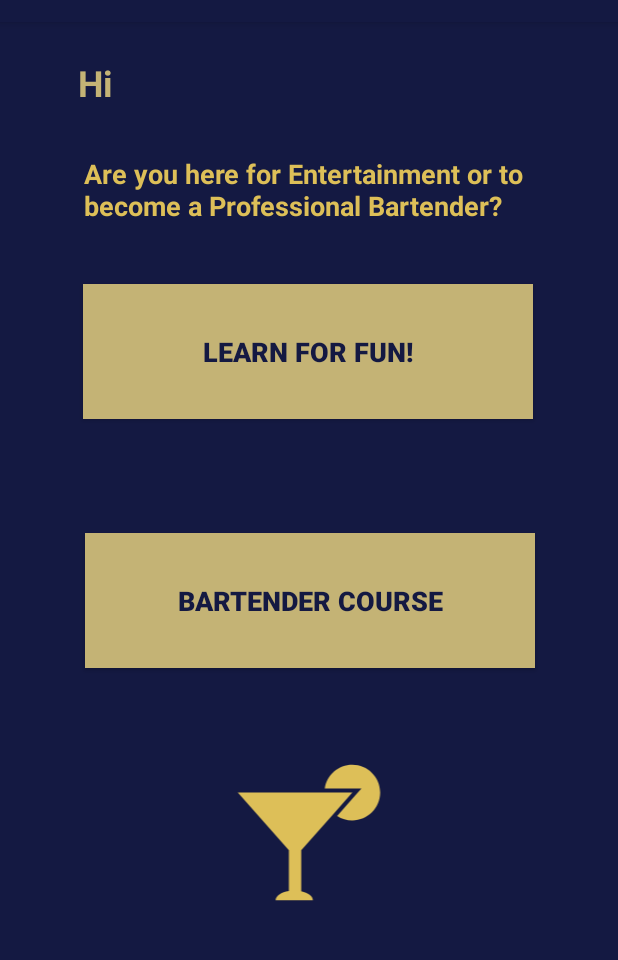
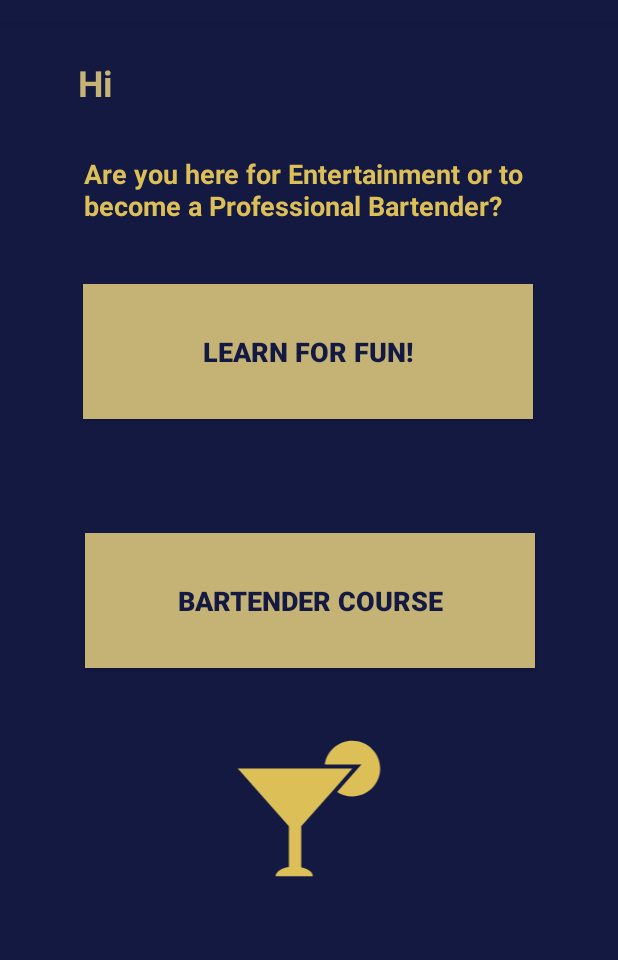
Before and after one commit to lunaCao123/GroupApp, an Android app: the ChooseUserTypeActivity screen opened directly, with no data from a screen before it, on a phone screen of 412 x 824 dp, the part 62-1022 px from its top. Run offline under Robolectric (Android 15) with nearby library versions, the phone set to English and light mode, and no system bars.

Commit message:
added some colour codes

```diff
--- a/BarBootCamp1/app/src/main/res/layout/activity_choose_user_type.xml
+++ b/BarBootCamp1/app/src/main/res/layout/activity_choose_user_type.xml
@@ -26,8 +26,8 @@
         android:id="@+id/userTypePage_userNameText"
         android:layout_width="wrap_content"
         android:layout_height="wrap_content"
-        android:layout_marginStart="2dp"
-        android:layout_marginLeft="2dp"
+        android:layout_marginStart="8dp"
+        android:layout_marginLeft="8dp"
         android:layout_marginTop="24dp"
         android:text="@string/userName"
         android:textColor="@color/colorAccent"
@@ -87,7 +87,7 @@
         android:id="@+id/userTypePage_image"
         android:layout_width="157dp"
         android:layout_height="155dp"
-        android:layout_marginTop="32dp"
+        android:layout_marginTop="16dp"
         android:contentDescription="@string/app_logo"
         android:scaleType="fitCenter"
         android:tint="@color/goldYellow"
--- a/BarBootCamp1/app/src/main/res/values/colors.xml
+++ b/BarBootCamp1/app/src/main/res/values/colors.xml
@@ -6,4 +6,9 @@
     <color name="goldYellow">#DDBF58</color>
     <color name="white">#FFFFFF</color>
     <color name="palegoldYellow">#F0C530</color>
+    <color name="Red">#C91F1F</color>
+    <color name="Black">#000000</color>
+    <color name="Orange">#F57F17</color>
+    <color name="Yellow">#FFEA00</color>
+    <color name="paleBlue">#00B0FF</color>
 </resources>
```
